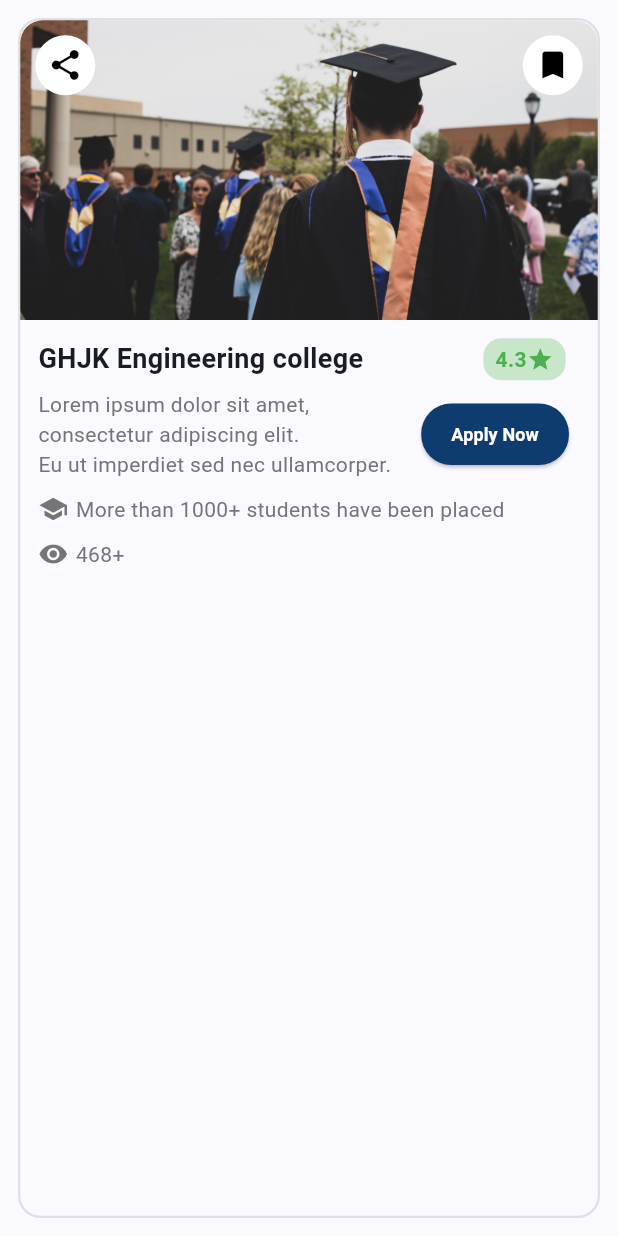
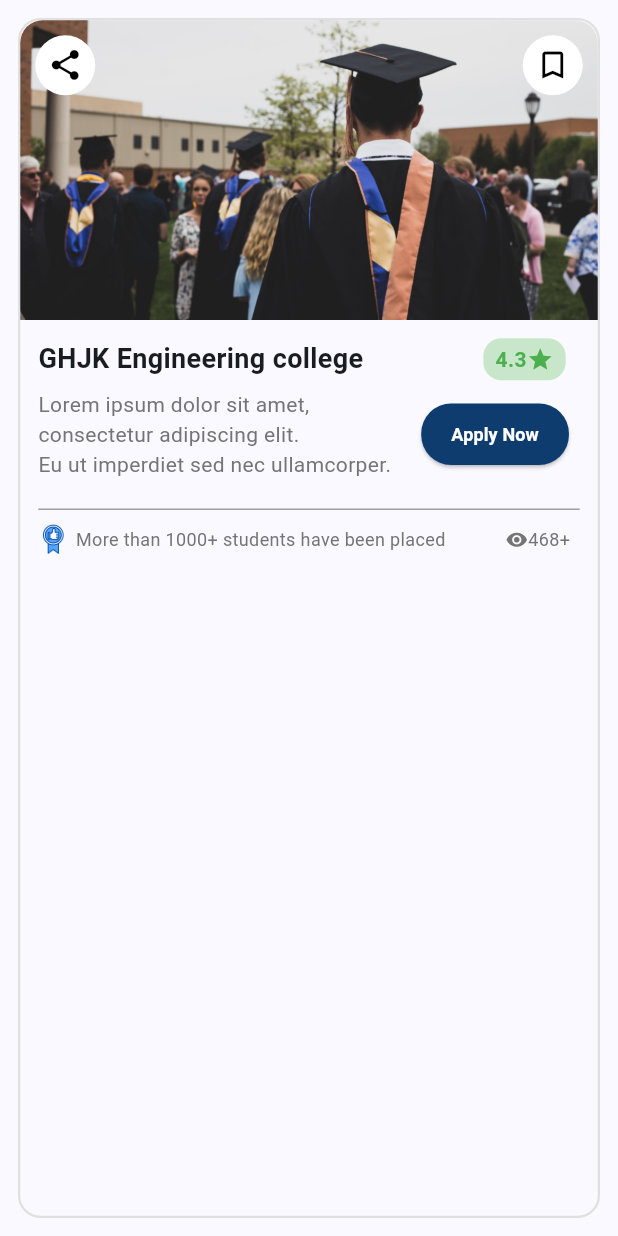
Before and after one commit to Vineet153015/CollHunt, a Flutter app: the CollegeCard widget shown alone on an empty page, opened directly, on a phone screen of 412 x 824 dp. Run offline on Flutter 3.47's test engine with Material 3 defaults, Android fonts, the light colour scheme and no system bars.

Commit message:
College List Screen Completed

```diff
--- a/lib/Widgets/CollegeList.dart
+++ b/lib/Widgets/CollegeList.dart
@@ -55,7 +55,7 @@ class CollegeCard extends StatelessWidget {
                   left: 10,
                   child: CircleAvatar(
                     backgroundColor: Colors.white,
-                    child: Icon(Icons.share, color: Colors.black),
+                    child: Icon(Icons.share_sharp, color: Colors.black),
                   ),
                 ),
                 Positioned(
@@ -63,7 +63,7 @@ class CollegeCard extends StatelessWidget {
                   right: 10,
                   child: CircleAvatar(
                     backgroundColor: Colors.white,
-                    child: Icon(Icons.bookmark, color: Colors.black),
+                    child: Icon(Icons.bookmark_border_outlined, color: Colors.black),
                   ),
                 ),
               ],
@@ -149,45 +149,49 @@ class CollegeCard extends StatelessWidget {
                     ],
                   ),
                   const SizedBox(height: 10),
+                  Divider(
+                    color: Colors.grey, // Line color
+                    thickness: 1, // Line thickness
+                    height: 20, // Space around the line
+                  ),
 
                   // Students Info Row
                   Row(
                     children: [
-                      Icon(
-                        Icons.school,
-                        size: 20,
-                        color: Colors.grey.shade600,
+                      Image.asset(
+                        'assets/images/like.png',
+                        height: 20,
+                        width: 20,
                       ),
                       const SizedBox(width: 5),
                       Text(
                         NoStudents,
                         style: TextStyle(
-                          fontSize: 14,
+                          fontSize: 12,
                           color: Colors.grey.shade600,
                         ),
                       ),
-                    ],
-                  ),
-                  const SizedBox(height: 10),
-
-                      // Views Row
+                      SizedBox(width: 40),
                       Row(
                         children: [
                           Icon(
                             Icons.visibility,
-                            size: 20,
+                            size: 15,
                             color: Colors.grey.shade600,
                           ),
-                          const SizedBox(width: 5),
+
                           Text(
                             Viewers,
                             style: TextStyle(
-                              fontSize: 14,
+                              fontSize: 12,
                               color: Colors.grey.shade600,
                             ),
                           ),
                         ],
                       ),
+                    ],
+                  ),
+
                     ],
                   ),
             )
--- a/pubspec.yaml
+++ b/pubspec.yaml
@@ -63,6 +63,7 @@ flutter:
     - assets/images/1.jpeg
     - assets/images/2.jpeg
     - assets/images/3.jpeg
+    - assets/images/like.png
 
   # An image asset can refer to one or more resolution-specific "variants", see
   # https://flutter.dev/assets-and-images/#resolution-aware
```
Also changed, not shown: lib/Screens/CollegeListScreen.dart (+47 -2 lines), lib/Screens/HomePage.dart (+17 -27 lines), lib/Widgets/BottomNavigationWidget.dart (added, +42 -0 lines), lib/Widgets/CollegeRowOutlined.dart (added, +30 -0 lines), assets/images/like.png (added).
